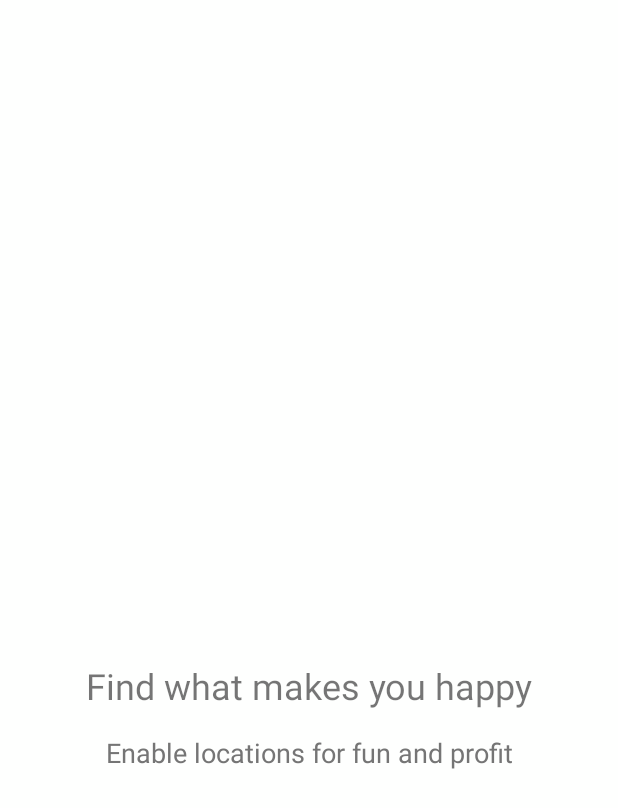
After one commit to leewoody/DualWield, an Android app: the layout onboarding_slide.xml on its own in the app's theme, with its tools: preview values and no code run, on a phone screen of 412 x 824 dp. The commit adds this screen. Shown: the top 808 px of the screen. Run offline under Robolectric (Android 15) with nearby library versions, the phone set to English and light mode, and no system bars.

Commit message:
Added onboarding slides

```diff
--- a/app/build.gradle
+++ b/app/build.gradle
@@ -29,6 +29,9 @@ dependencies {
 
     implementation 'com.github.tbruyelle:rxpermissions:0.10.2'
 
+    // onboarding
+    implementation 'com.github.apl-devs:appintro:v4.2.2'
+
     api 'io.reactivex.rxjava2:rxandroid:2.0.1'
     api 'io.reactivex.rxjava2:rxjava:2.1.7'
 }
--- /dev/null
+++ b/app/src/main/res/layout/onboarding_slide.xml
@@ -0,0 +1,52 @@
+<?xml version="1.0" encoding="utf-8"?>
+<RelativeLayout xmlns:android="http://schemas.android.com/apk/res/android"
+                xmlns:tools="http://schemas.android.com/tools"
+                android:layout_width="match_parent"
+                android:layout_height="match_parent"
+                android:background="#fefffe">
+
+    <ImageView
+        android:id="@+id/image_left"
+        android:layout_toStartOf="@+id/image"
+        style="@style/OnboardingImage"/>
+
+    <ImageView
+        android:id="@+id/image_right"
+        android:layout_toEndOf="@+id/image"
+        style="@style/OnboardingImage"/>
+
+    <ImageView
+        android:id="@+id/image"
+        style="@style/OnboardingImage"/>
+
+    <Space
+        android:id="@+id/center_divider"
+        android:layout_width="match_parent"
+        android:layout_height="1dp"
+        android:layout_centerInParent="true" />
+
+    <TextView
+        android:id="@+id/label"
+        android:layout_width="match_parent"
+        android:layout_height="wrap_content"
+        android:layout_below="@+id/center_divider"
+        android:layout_centerHorizontal="true"
+        android:layout_marginTop="28dp"
+        android:gravity="center_horizontal"
+        android:textSize="24sp"
+        tools:text="Find what makes you happy"/>
+
+    <TextView
+        android:id="@+id/description"
+        android:layout_width="match_parent"
+        android:layout_height="wrap_content"
+        android:layout_below="@+id/label"
+        android:layout_centerHorizontal="true"
+        android:layout_marginTop="16dp"
+        android:gravity="center_horizontal"
+        android:textSize="18sp"
+        android:textColor="@color/secondary_text"
+        tools:text="Enable locations for fun and profit"/>
+
+
+</RelativeLayout>
--- /dev/null
+++ b/app/src/main/res/values/colors.xml
@@ -0,0 +1,12 @@
+<?xml version="1.0" encoding="utf-8"?>
+<resources>
+    <!-- Palette generated by Material Palette - materialpalette.com/blue/deep-orange -->
+    <color name="primary">#2196F3</color>
+    <color name="primary_dark">#1976D2</color>
+    <color name="primary_light">#BBDEFB</color>
+    <color name="accent">#FF5722</color>
+    <color name="primary_text">#212121</color>
+    <color name="secondary_text">#757575</color>
+    <color name="icons">#FFFFFF</color>
+    <color name="divider">#BDBDBD</color>
+</resources>
--- a/app/src/main/res/values/styles.xml
+++ b/app/src/main/res/values/styles.xml
@@ -4,7 +4,7 @@
         Base application theme, dependent on API level. This theme is replaced
         by AppBaseTheme from res/values-vXX/styles.xml on newer devices.
     -->
-    <style name="AppBaseTheme" parent="Theme.AppCompat.Light">
+    <style name="AppBaseTheme" parent="Theme.AppCompat.Light.DarkActionBar">
         <!--
             Theme customizations available in newer API levels can go in
             res/values-vXX/styles.xml, while customizations related to
@@ -14,7 +14,29 @@
 
     <!-- Application theme. -->
     <style name="AppTheme" parent="AppBaseTheme">
-        <!-- All customizations that are NOT specific to a particular API-level can go here. -->
+        <item name="windowActionBar">false</item>
+        <item name="windowNoTitle">true</item>
+
+        <!-- Main theme colors -->
+        <!--   your app branding color for the app bar -->
+        <item name="colorPrimary">@color/primary</item>
+        <!--   darker variant for the status bar and contextual app bars -->
+        <item name="colorPrimaryDark">@color/primary_dark</item>
+
+        <!--   theme UI controls like checkboxes and text fields -->
+        <item name="colorAccent">@color/accent</item>
+        <item name="colorControlNormal">@color/icons</item>
     </style>
 
+
+
+    <style name="OnboardingImage">
+        <item name="android:layout_width">wrap_content</item>
+        <item name="android:layout_height">wrap_content</item>
+        <item name="android:layout_above">@+id/center_divider</item>
+        <item name="android:layout_centerHorizontal">true</item>
+        <item name="android:layout_marginBottom">16dp</item>
+        <item name="android:layout_marginStart">8dp</item>
+        <item name="android:layout_marginEnd">8dp</item>
+    </style>
 </resources>
```
Also changed, not shown: app/src/main/java/com/odbol/dualwield/onboarding/OnboardingActivity.java (added, +204 -0 lines), app/src/main/java/com/odbol/dualwield/onboarding/OnboardingSlide.java (added, +116 -0 lines).
